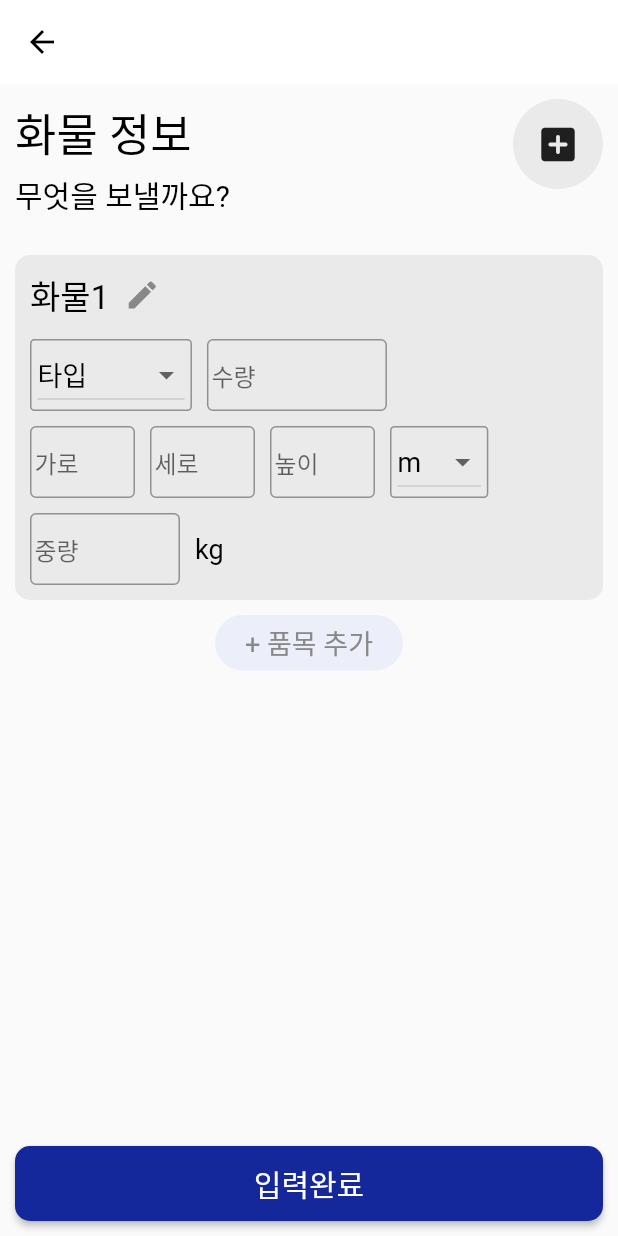
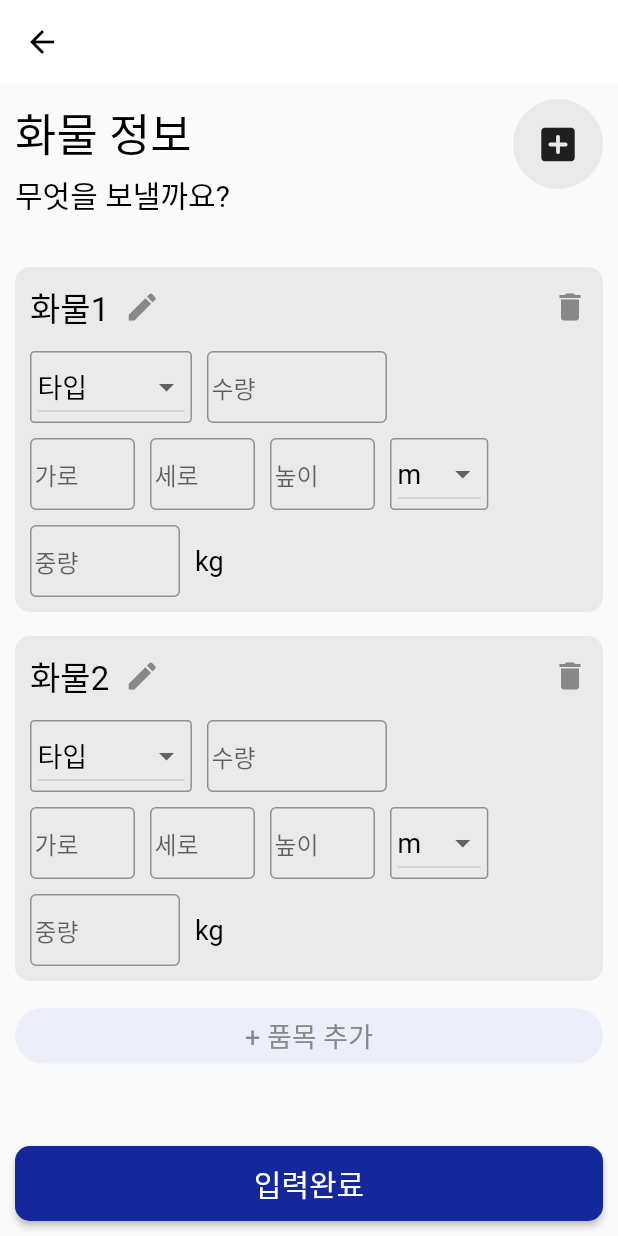
Before and after one commit to minseonkkim/QuickLogi, a Flutter app: the FreightSelectScreen screen opened by its route, after a tap on "+ 품목 추가", on a phone screen of 412 x 824 dp. Run offline on Flutter 3.47's test engine with Material 2 defaults, Android fonts, the phone set to English and light mode, and no system bars; our stand-ins replace firebase_auth, firebase_core, get; accounts and stored records are empty; Roboto replaces fonts that are missing (Pretendard, PretendardBold).

Commit message:
품목 추가

```diff
--- a/lib/screens/request_info_select/freight_select_screen.dart
+++ b/lib/screens/request_info_select/freight_select_screen.dart
@@ -13,12 +13,12 @@ class FreightSelectScreen extends StatefulWidget {
 }
 
 class _FreightSelectScreenState extends State<FreightSelectScreen> {
+  int _formCount = 1;
   @override
   Widget build(BuildContext context) {
     return Scaffold(
       appBar: BackTopBar(),
-      body: SingleChildScrollView(
-          child: Padding(
+      body: Padding(
         padding: const EdgeInsets.all(10.0),
         child: Column(children: [
           Row(
@@ -62,15 +62,28 @@ class _FreightSelectScreenState extends State<FreightSelectScreen> {
           SizedBox(
             height: 25,
           ),
-          FreightInfoForm(),
+          Expanded(
+            child: ListView(children: [
+              ListView.builder(
+                physics: ScrollPhysics(),
+                shrinkWrap: true,
+                itemCount: _formCount,
+                itemBuilder: (context, index) {
+                  return FreightInfoForm(
+                    index: index + 1,
+                  );
+                },
+              ),
               SizedBox(
                 height: 10,
               ),
               GestureDetector(
                 onTap: () {
-              // 품목 추가
+                  _formCount++;
+                  setState(() {});
                 },
                 child: Container(
+                  alignment: Alignment.center,
                   padding: const EdgeInsets.fromLTRB(20, 5, 20, 5),
                   decoration: BoxDecoration(
                     color: LIGHT,
@@ -82,9 +95,14 @@ class _FreightSelectScreenState extends State<FreightSelectScreen> {
                         fontFamily: 'Pretendard', color: GREY1, fontSize: 18),
                   ),
                 ),
+              ),
+              SizedBox(
+                height: 80,
               )
             ]),
-      )),
+          ),
+        ]),
+      ),
       bottomSheet: Padding(
         padding: const EdgeInsets.all(10.0),
         child: ElevatedButton(
@@ -108,6 +126,8 @@ class _FreightSelectScreenState extends State<FreightSelectScreen> {
 }
 
 class FreightInfoForm extends StatefulWidget {
+  final int index;
+  FreightInfoForm({required this.index});
   @override
   State<FreightInfoForm> createState() => _FreightInfoFormState();
 }
@@ -147,15 +167,19 @@ class _FreightInfoFormState extends State<FreightInfoForm> {
     return Container(
       width: double.infinity,
       padding: EdgeInsets.all(10.0),
+      margin: EdgeInsets.symmetric(vertical: 8.0),
       decoration: BoxDecoration(
         color: GREY2,
         borderRadius: BorderRadius.all(Radius.circular(10.0)),
       ),
       child: Column(crossAxisAlignment: CrossAxisAlignment.start, children: [
         Row(
+          mainAxisAlignment: MainAxisAlignment.spaceBetween,
+          children: [
+            Row(
               children: [
                 Text(
-              '화물1',
+                  '화물' + widget.index.toString(),
                   style: TextStyle(
                       fontFamily: 'PretendardBold',
                       color: Colors.black,
@@ -166,6 +190,12 @@ class _FreightInfoFormState extends State<FreightInfoForm> {
                 ),
                 Icon(
                   Icons.edit,
+                  color: GREY1,
+                )
+              ],
+            ),
+            Icon(
+              Icons.delete,
               color: GREY1,
             )
           ],
```
Lines whose indentation alone changed are shown as unchanged.
